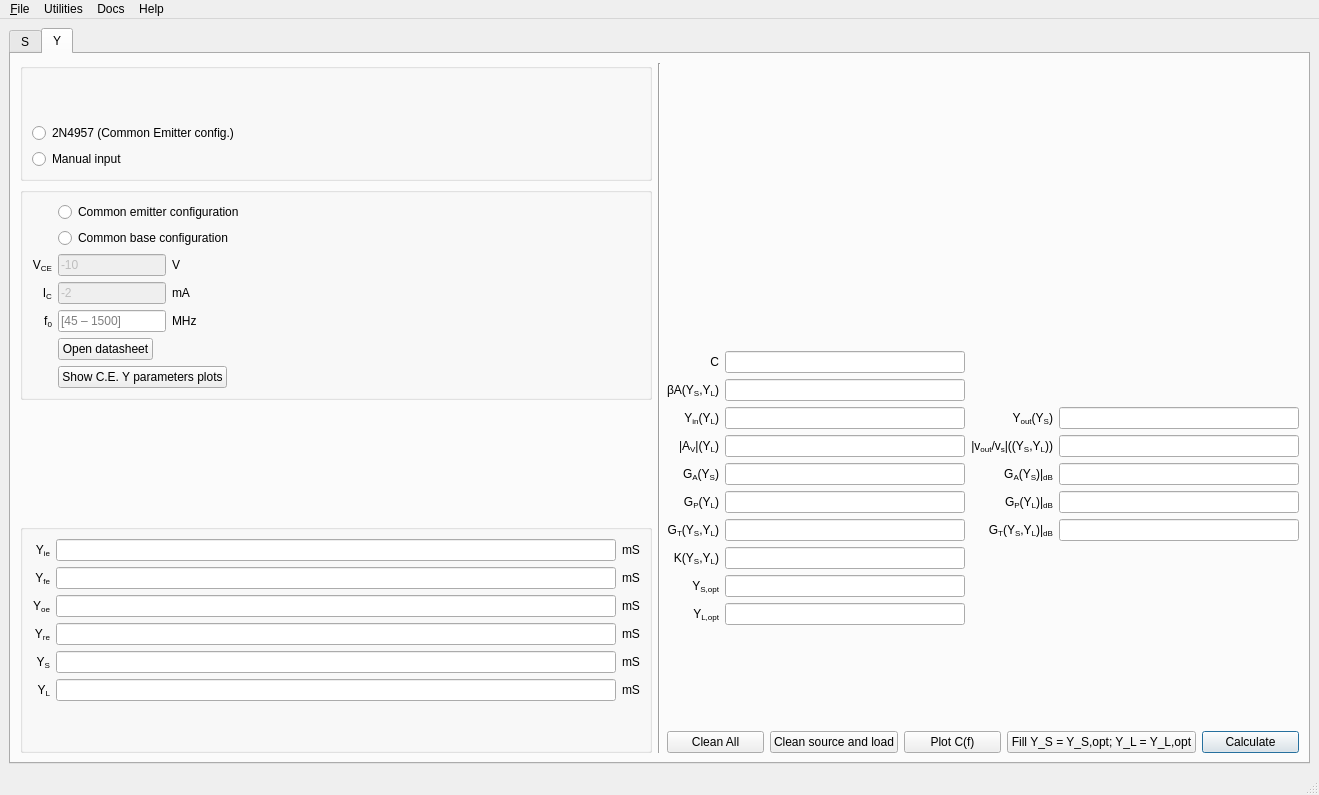
Before: the Qt Designer form syRF/mainwindow.ui in urbanij/syRF-cpp, drawn with Qt 5.
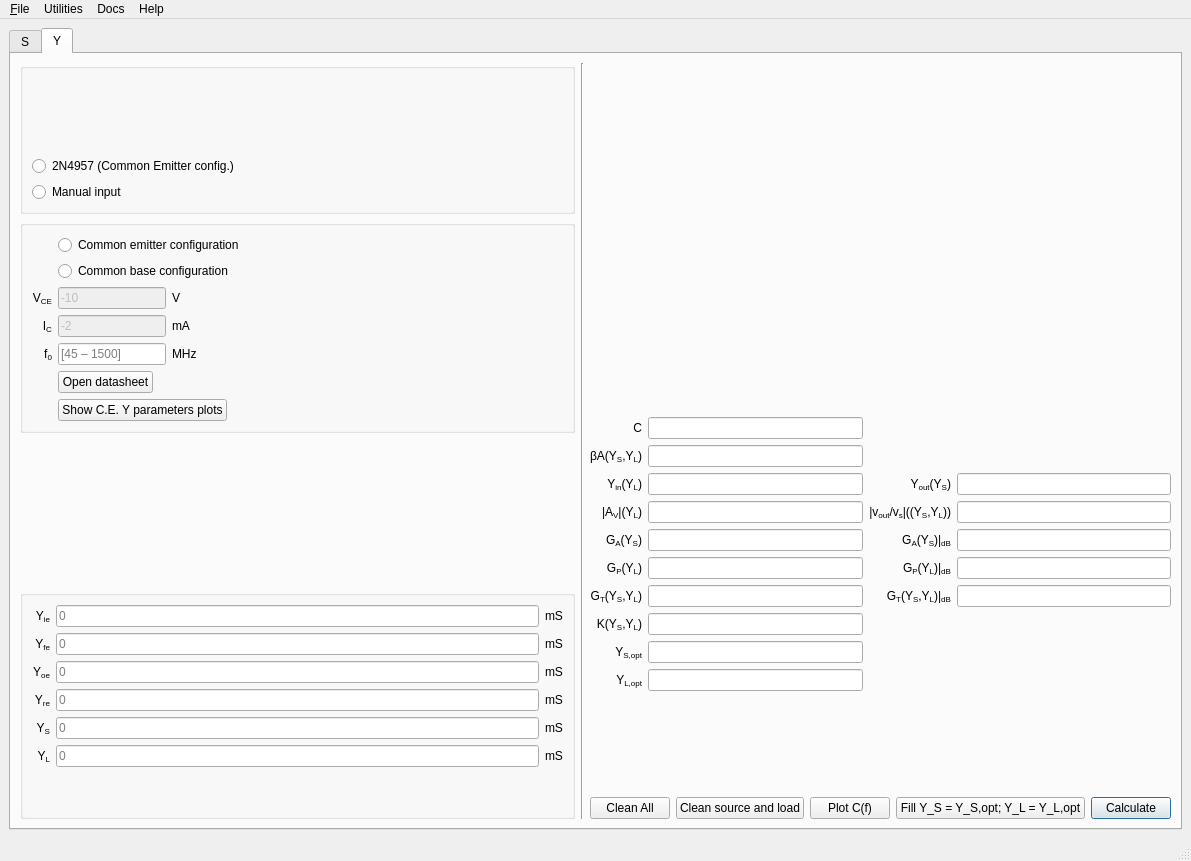
After: the same form once the commit is applied.

What changed in the file:
```diff
--- a/syRF/mainwindow.ui
+++ b/syRF/mainwindow.ui
@@ -7,8 +7,8 @@
    <rect>
     <x>0</x>
     <y>0</y>
-    <width>1319</width>
-    <height>795</height>
+    <width>1191</width>
+    <height>861</height>
    </rect>
   </property>
   <property name="windowTitle">
@@ -1708,7 +1708,11 @@
           </property>
           <layout class="QGridLayout" name="gridLayout">
            <item row="4" column="1">
-            <widget class="QLineEdit" name="y_s_box_2"/>
+            <widget class="QLineEdit" name="y_s_box_2">
+             <property name="placeholderText">
+              <string>0</string>
+             </property>
+            </widget>
            </item>
            <item row="5" column="2">
             <widget class="QLabel" name="label_10">
@@ -1779,7 +1783,11 @@
             </widget>
            </item>
            <item row="3" column="1">
-            <widget class="QLineEdit" name="y_r_box_2"/>
+            <widget class="QLineEdit" name="y_r_box_2">
+             <property name="placeholderText">
+              <string>0</string>
+             </property>
+            </widget>
            </item>
            <item row="5" column="0">
             <widget class="QLabel" name="label_119">
@@ -1805,10 +1813,18 @@
             </widget>
            </item>
            <item row="5" column="1">
-            <widget class="QLineEdit" name="y_L_box_2"/>
+            <widget class="QLineEdit" name="y_L_box_2">
+             <property name="placeholderText">
+              <string>0</string>
+             </property>
+            </widget>
            </item>
            <item row="1" column="1">
-            <widget class="QLineEdit" name="y_f_box_2"/>
+            <widget class="QLineEdit" name="y_f_box_2">
+             <property name="placeholderText">
+              <string>0</string>
+             </property>
+            </widget>
            </item>
            <item row="0" column="2">
             <widget class="QLabel" name="label_127">
@@ -1856,10 +1872,18 @@
             </widget>
            </item>
            <item row="2" column="1">
-            <widget class="QLineEdit" name="y_o_box_2"/>
+            <widget class="QLineEdit" name="y_o_box_2">
+             <property name="placeholderText">
+              <string>0</string>
+             </property>
+            </widget>
            </item>
            <item row="0" column="1">
-            <widget class="QLineEdit" name="y_i_box_2"/>
+            <widget class="QLineEdit" name="y_i_box_2">
+             <property name="placeholderText">
+              <string>0</string>
+             </property>
+            </widget>
            </item>
            <item row="0" column="0">
             <widget class="QLabel" name="label_20">
@@ -2468,7 +2492,7 @@
     <rect>
      <x>0</x>
      <y>0</y>
-     <width>1319</width>
+     <width>1191</width>
      <height>22</height>
     </rect>
    </property>
```
